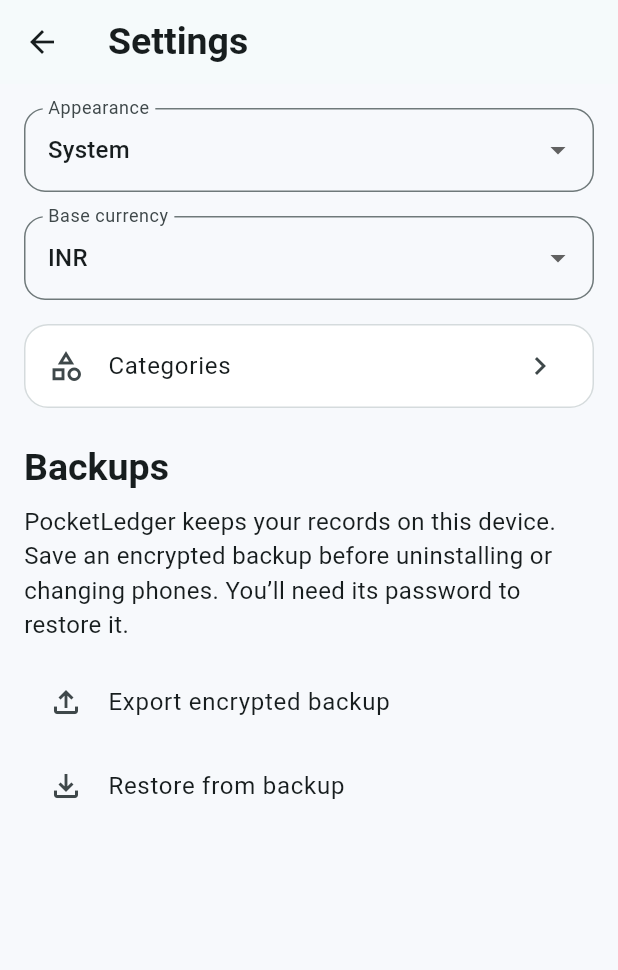
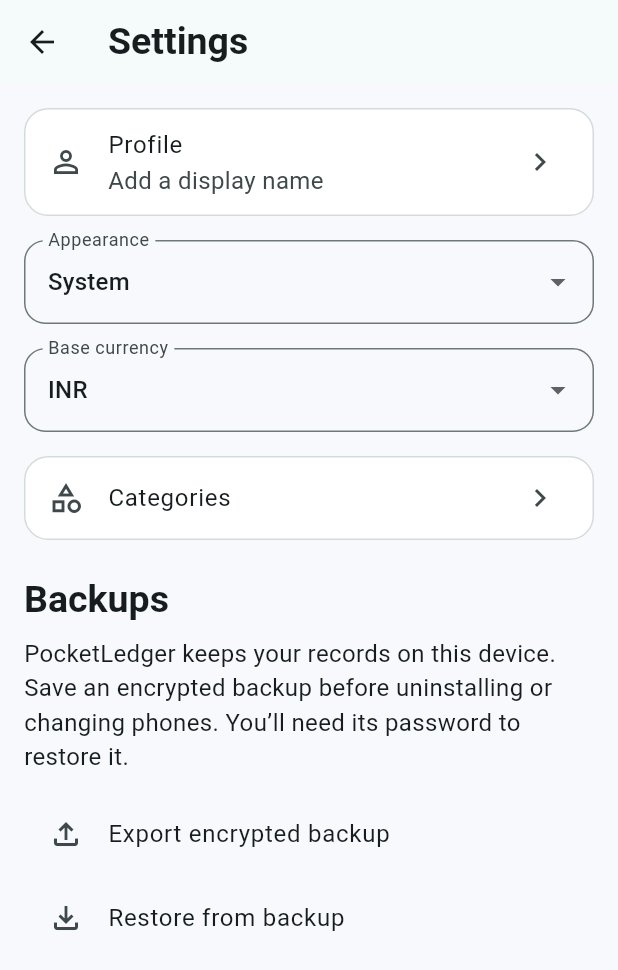
Before and after one commit to ft-aaheli/PocketLedger, a Flutter app: the screen it shows after launch, after a tap on "Create ledger", after a tap on the "chevron right" icon, after a tap on the "settings" icon, on a phone screen of 412 x 824 dp. Shown: the top 970 px of the screen. Run offline on Flutter 3.47's test engine with Material 3 defaults, Android fonts, the phone set to English and light mode, and no system bars; our stand-ins replace file_picker, material_ui, pdf, share_plus, sqflite; missing offline and left inert: cryptography, excel; accounts and stored records are empty.

Commit message:
Add online accounts and an offline profile

```diff
--- a/lib/forms.dart
+++ b/lib/forms.dart
@@ -177,6 +177,7 @@ class _SetupPageState extends State<SetupPage> with FormSave<SetupPage> {
   final name = TextEditingController(text: 'Cash');
   final opening = TextEditingController(text: '0.00');
   String currency = 'INR';
+  String type = 'Cash';
 
   @override
   void dispose() {
@@ -209,6 +210,18 @@ class _SetupPageState extends State<SetupPage> with FormSave<SetupPage> {
       dropdown('Currency', currency, {
         for (final code in currencies) code: code,
       }, (value) => setState(() => currency = value!)),
+      dropdown(
+        'Account type',
+        type,
+        {for (final choice in accountTypes) choice: choice},
+        (value) {
+          if (value == null) return;
+          setState(() {
+            if (name.text == type) name.text = value;
+            type = value;
+          });
+        },
+      ),
       nameField(name, 'First account'),
       amountField(opening, 'Opening balance', signed: true),
     ],
@@ -217,6 +230,7 @@ class _SetupPageState extends State<SetupPage> with FormSave<SetupPage> {
         currency,
         name.text.trim(),
         minorUnits(opening.text)!,
+        type: type,
       ),
       close: false,
     ),
--- a/lib/ledger.dart
+++ b/lib/ledger.dart
@@ -11,7 +11,7 @@ enum Kind { expense, income, transfer }
 
 const backupSizeLimit = 20 * 1024 * 1024;
 const currencies = ['INR', 'USD', 'EUR', 'GBP'];
-const accountTypes = ['Cash', 'Bank', 'Card', 'Wallet', 'Other'];
+const accountTypes = ['Cash', 'Bank', 'Online', 'Card', 'Wallet', 'Other'];
 
 int? minorUnits(String input) {
   final text = input.trim();
@@ -130,18 +130,57 @@ class Ledger extends ChangeNotifier {
   String get currency => preferences['currency'] ?? 'INR';
   String get theme => preferences['theme'] ?? 'system';
 
+  String profileName = '';
+
+  static Future<void> _createAccounts(Database db, String table) => db.execute(
+    '''CREATE TABLE $table (
+      id TEXT PRIMARY KEY NOT NULL, name TEXT NOT NULL CHECK(length(trim(name)) > 0),
+      type TEXT NOT NULL CHECK(type IN ('Cash','Bank','Online','Card','Wallet','Other')),
+      opening INTEGER NOT NULL, archived INTEGER NOT NULL CHECK(archived IN (0,1)))''',
+  );
+
+  static Future<void> _createProfile(Database db) =>
+      db.execute('''CREATE TABLE local_profile (
+      id INTEGER PRIMARY KEY CHECK(id = 1), name TEXT NOT NULL)''');
+
+  Future<void> saveProfileName(String value) => _change((tx) async {
+    final name = value.trim();
+    if (name.length > 60) {
+      throw StateError('Use a name of 60 characters or fewer.');
+    }
+    await tx.insert('local_profile', {
+      'id': 1,
+      'name': name,
+    }, conflictAlgorithm: ConflictAlgorithm.replace);
+  });
+
   static Future<Ledger> open([String? path]) async {
     final database = await openDatabase(
       path ?? '${await getDatabasesPath()}/pocketledger.db',
-      version: 1,
-      onConfigure: (db) => db.execute('PRAGMA foreign_keys = ON'),
+      version: 2,
+      onConfigure: (db) async {
+        // Rebuilding the parent table in the upgrade requires foreign keys
+        // off before sqflite starts the migration transaction.
+        if (await db.getVersion() != 1) {
+          await db.execute('PRAGMA foreign_keys = ON');
+        }
+      },
+      onUpgrade: (db, oldVersion, newVersion) async {
+        await _createAccounts(db, 'accounts_new');
+        await db.execute(
+          'INSERT INTO accounts_new SELECT * FROM accounts ORDER BY rowid',
+        );
+        await db.execute('DROP TABLE accounts');
+        await db.execute('ALTER TABLE accounts_new RENAME TO accounts');
+        await _createProfile(db);
+        if ((await db.rawQuery('PRAGMA foreign_key_check')).isNotEmpty) {
+          throw StateError('The ledger contains invalid account references.');
+        }
+      },
+      onOpen: (db) => db.execute('PRAGMA foreign_keys = ON'),
       onCreate: (db, version) async {
-        await db.execute(
-          '''CREATE TABLE accounts (
-          id TEXT PRIMARY KEY NOT NULL, name TEXT NOT NULL CHECK(length(trim(name)) > 0),
-          type TEXT NOT NULL CHECK(type IN ('Cash','Bank','Card','Wallet','Other')),
-          opening INTEGER NOT NULL, archived INTEGER NOT NULL CHECK(archived IN (0,1)))''',
-        );
+        await _createAccounts(db, 'accounts');
+        await _createProfile(db);
         await db.execute(
           '''CREATE TABLE categories (
           id TEXT PRIMARY KEY NOT NULL, name TEXT NOT NULL CHECK(length(trim(name)) > 0),
@@ -173,9 +212,11 @@ class Ledger extends ChangeNotifier {
     'categories': await db.query('categories', orderBy: 'rowid'),
     'entries': await db.query('entries', orderBy: 'day DESC, rowid DESC'),
     'preferences': await db.query('preferences'),
+    'profileName': (await db.query('local_profile')).firstOrNull?['name'] ?? '',
   };
 
   void _load(Map<String, Object?> data) {
+    profileName = data['profileName'] as String;
     accounts = List.unmodifiable(_rows(data, 'accounts').map(Account.from));
     categories = List.unmodifiable(
       _rows(data, 'categories').map(Category.from),
@@ -209,15 +250,19 @@ class Ledger extends ChangeNotifier {
     }
   }
 
-  Future<void> setup(String currency, String name, int opening) =>
-      _change((tx) async {
+  Future<void> setup(
+    String currency,
+    String name,
+    int opening, {
+    String type = 'Cash',
+  }) => _change((tx) async {
     if (accounts.isNotEmpty || !currencies.contains(currency)) {
       throw StateError('Invalid setup.');
     }
     await tx.insert('preferences', {'key': 'currency', 'value': currency});
     await tx.insert(
       'accounts',
-          Account(newId(), name, 'Cash', opening, false).row,
+      Account(newId(), name, type, opening, false).row,
     );
     const seeds = {
       Kind.expense: [
@@ -325,7 +370,7 @@ class Ledger extends ChangeNotifier {
       .fold(0, (sum, entry) => sum + entry.amount);
 
   Future<Uint8List> export(String password) async {
-    final data = await db.transaction(_snapshot);
+    final data = (await db.transaction(_snapshot))..remove('profileName');
     final salt = SecretKeyData.random(length: 16).bytes;
     final key = await _key(password, salt);
     final box = await AesGcm.with256bits().encrypt(
--- a/lib/settings.dart
+++ b/lib/settings.dart
@@ -3,6 +3,7 @@ import 'package:material_ui/material_ui.dart';
 
 import 'forms.dart';
 import 'ledger.dart';
+import 'profile.dart';
 
 class SettingsPage extends StatefulWidget {
   const SettingsPage(this.ledger, {super.key});
@@ -28,6 +29,27 @@ class _SettingsPageState extends State<SettingsPage> {
           child: ListView(
             padding: const EdgeInsets.all(16),
             children: [
+              Card(
+                child: ListTile(
+                  leading: const Icon(Icons.person_outline),
+                  title: const Text('Profile'),
+                  subtitle: Text(
+                    ledger.profileName.isEmpty
+                        ? 'Add a display name'
+                        : ledger.profileName,
+                  ),
+                  trailing: const Icon(Icons.chevron_right),
+                  onTap: busy
+                      ? null
+                      : () => Navigator.push(
+                          context,
+                          MaterialPageRoute<void>(
+                            builder: (_) => ProfilePage(ledger),
+                          ),
+                        ),
+                ),
+              ),
+              const SizedBox(height: 16),
               dropdown(
                 'Appearance',
                 ledger.theme,
--- a/pubspec.yaml
+++ b/pubspec.yaml
@@ -1,7 +1,7 @@
 name: pocketledger
 description: An offline personal ledger for Android and iOS.
 publish_to: none
-version: 1.1.0+2
+version: 1.2.0+3
 
 environment:
   sdk: ^3.14.0
```
Also changed, not shown: lib/profile.dart (added, +47 -0 lines), 2 other files. Lines whose indentation alone changed are shown as unchanged.
